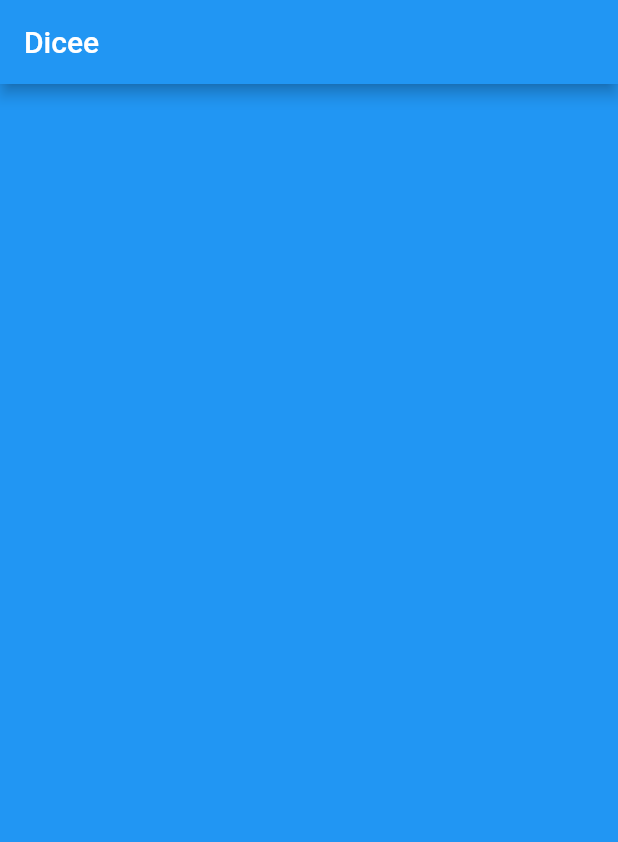
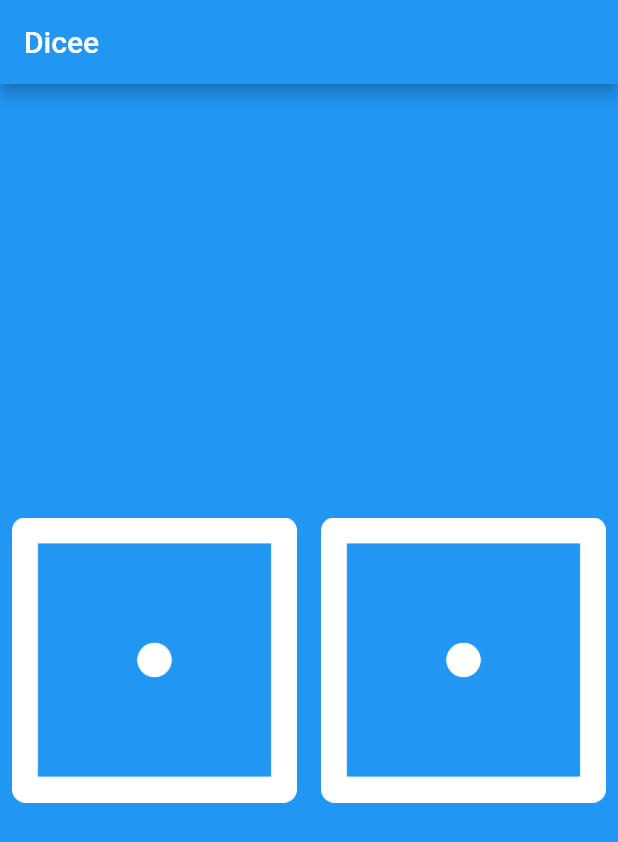
Before and after one commit to diego-said/dicee-flutter, a Flutter app: the screen it shows after launch, on a phone screen of 412 x 824 dp. Shown: the top 842 px of the screen. Run offline on Flutter 3.47's test engine with Material 2 defaults, Android fonts, the phone set to English and light mode, and no system bars.

Commit message:
Final version

```diff
--- a/lib/main.dart
+++ b/lib/main.dart
@@ -1,3 +1,5 @@
+import 'dart:math';
+
 import 'package:flutter/material.dart';
 
 void main() {
@@ -9,15 +11,55 @@ void main() {
           title: const Text('Dicee'),
           backgroundColor: Colors.blue,
         ),
-        body: DicePage(),
+        body: const DicePage(),
       ),
     ),
   );
 }
 
-class DicePage extends StatelessWidget {
+class DicePage extends StatefulWidget {
+  const DicePage({Key? key}) : super(key: key);
+
+  @override
+  _DicePageState createState() => _DicePageState();
+}
+
+class _DicePageState extends State<DicePage> {
+  int leftDiceNumber = 1;
+  int rightDiceNumber = 1;
+
   @override
   Widget build(BuildContext context) {
-    return Container();
+    return Center(
+      child: Row(
+        children: <Widget>[
+          Expanded(
+              child: TextButton(
+                  onPressed: () {
+                    setState(() {
+                      rollDices();
+                    });
+                    print('Left button got pressed.');
+                  },
+                  child: Image.asset('images/dice$leftDiceNumber.png'))),
+          Expanded(
+              child: TextButton(
+                  onPressed: () {
+                    setState(() {
+                      rollDices();
+                    });
+                    print('Right button got pressed.');
+                  },
+                  child: Image.asset('images/dice$rightDiceNumber.png')))
+        ],
+      ),
+    );
   }
+
+  void rollDices() {
+    leftDiceNumber = _randomDiceNumber();
+    rightDiceNumber = _randomDiceNumber();
+  }
+
+  int _randomDiceNumber() => 1 + Random().nextInt(6);
 }
```
